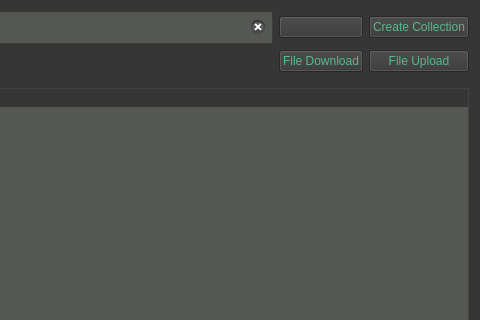
Old version of the form gui/ui-files/tabBrowser.ui in the repository iBridges-for-iRODS/iBridges; both pictures show x 798 to 1278 and y 0 to 320 of the 1278 by 813 pixel window.
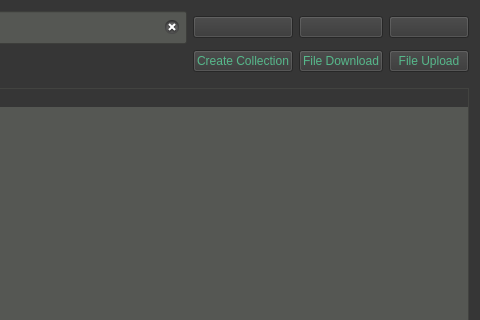
New version of the form. Icons and pictures are not drawn.

Commit message: Layout for https://github.com/chStaiger/iBridges-Gui/issues/13 https://github.com/chStaiger/iBridges-Gui/issues/12

```diff
--- a/gui/ui-files/tabBrowser.ui
+++ b/gui/ui-files/tabBrowser.ui
@@ -78,13 +78,6 @@
        </property>
       </widget>
      </item>
-     <item row="0" column="5">
-      <widget class="QPushButton" name="createCollButton">
-       <property name="text">
-        <string>Create Collection</string>
-       </property>
-      </widget>
-     </item>
      <item row="0" column="0">
       <widget class="QLabel" name="label_2">
        <property name="font">
@@ -98,18 +91,14 @@
        </property>
       </widget>
      </item>
-     <item row="0" column="2">
-      <widget class="QPushButton" name="homeButton">
+     <item row="1" column="3">
+      <widget class="QPushButton" name="DownloadButton">
        <property name="text">
-        <string/>
-       </property>
-       <property name="icon">
-        <iconset>
-         <normaloff>../icons/home.png</normaloff>../icons/home.png</iconset>
+        <string>File Download</string>
        </property>
       </widget>
      </item>
-     <item row="1" column="5">
+     <item row="1" column="6">
       <widget class="QPushButton" name="UploadButton">
        <property name="text">
         <string>File Upload</string>
@@ -117,9 +106,42 @@
       </widget>
      </item>
      <item row="1" column="2">
-      <widget class="QPushButton" name="DownloadButton">
+      <widget class="QPushButton" name="createCollButton">
        <property name="text">
-        <string>File Download</string>
+        <string>Create Collection</string>
+       </property>
+      </widget>
+     </item>
+     <item row="0" column="6">
+      <widget class="QPushButton" name="homeButton">
+       <property name="text">
+        <string/>
+       </property>
+       <property name="icon">
+        <iconset>
+         <normaloff>../icons/home.png</normaloff>../icons/home.png</iconset>
+       </property>
+      </widget>
+     </item>
+     <item row="0" column="2">
+      <widget class="QPushButton" name="refreshButton">
+       <property name="text">
+        <string/>
+       </property>
+       <property name="icon">
+        <iconset>
+         <normaloff>../icons/refresh.png</normaloff>../icons/refresh.png</iconset>
+       </property>
+      </widget>
+     </item>
+     <item row="0" column="3">
+      <widget class="QPushButton" name="parentButton">
+       <property name="text">
+        <string/>
+       </property>
+       <property name="icon">
+        <iconset>
+         <normaloff>../icons/arrow-up.png</normaloff>../icons/arrow-up.png</iconset>
        </property>
       </widget>
      </item>
```
The commit also changes 2 other files.
